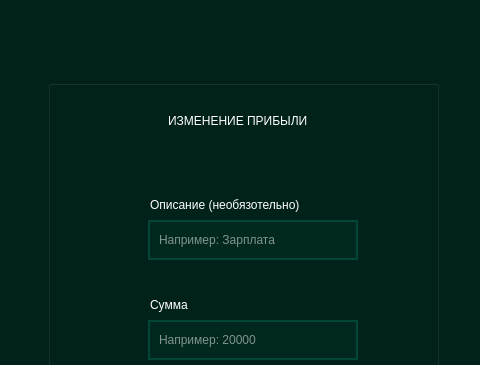
Before: the Qt Designer form mainwindow.ui in jervissss/Educational-project-Cost-income-accounting, drawn with Qt 5; both pictures show x 332 to 812 and y 0 to 365 of the 1152 by 864 pixel window.
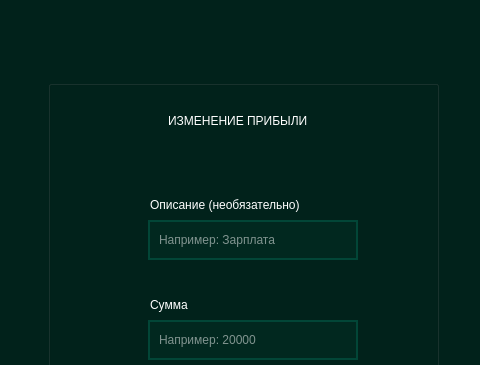
After: the same form once the commit is applied. The open tabs and pages were chosen to show the change. Icons and pictures are not drawn.

Commit message: Оптимизация + обработка ошибок

```diff
--- a/mainwindow.ui
+++ b/mainwindow.ui
@@ -1244,7 +1244,7 @@
         <string notr="true">font: 11pt &quot;Calibri&quot;;</string>
        </property>
        <property name="text">
-        <string>Описание (необязотельно)</string>
+        <string>Описание (необязательно)</string>
        </property>
       </widget>
       <widget class="QLabel" name="SumIncomeLbl">
```
Left out of the diff: 2 changed lines with no effect on the pictures. The commit also changes 2 other files.
